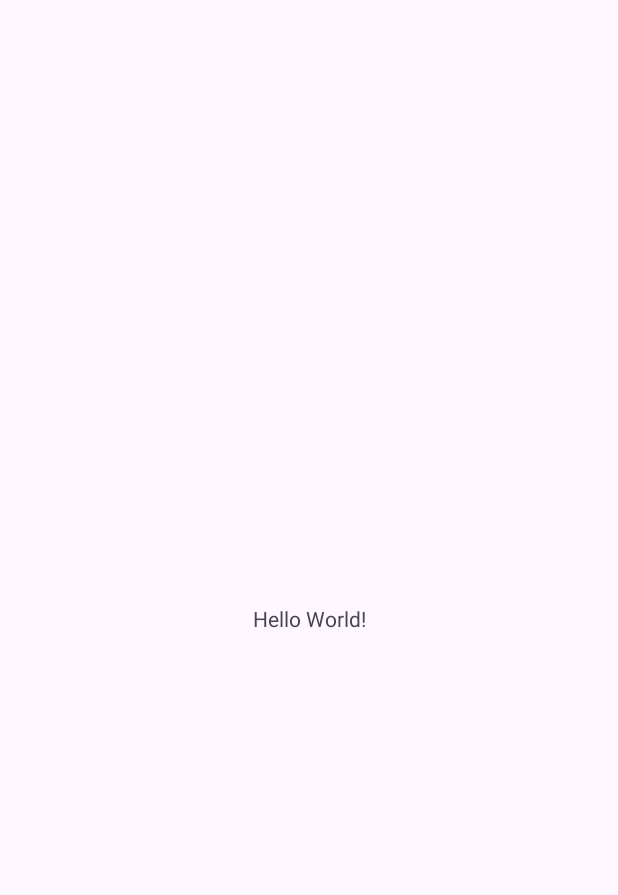
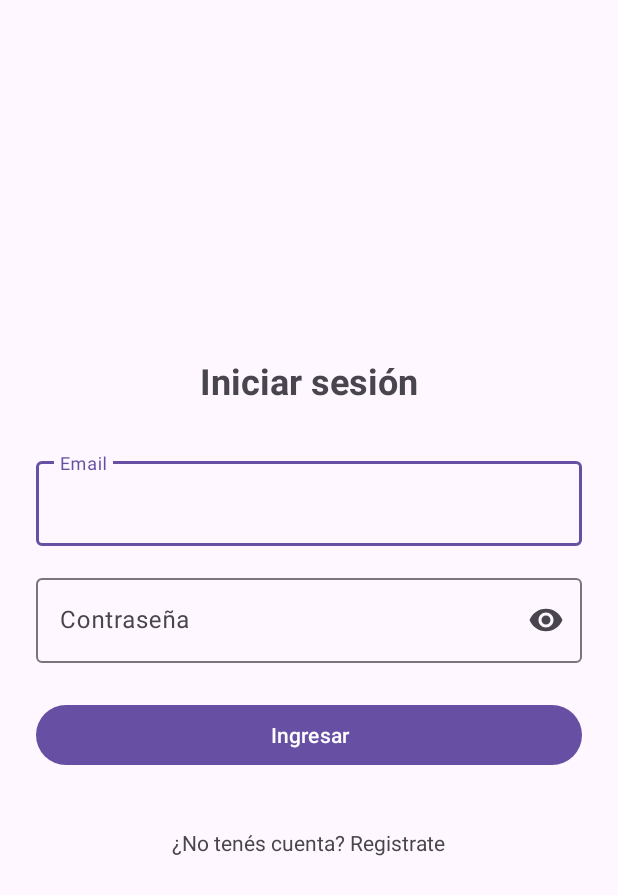
Before and after one commit to smartbooking-ivo-konstantinow/smartbooking-app, an Android app: the screen it shows after launch (MainActivity before the commit, LoginActivity after it), on a phone screen of 412 x 824 dp. Before the commit the part shown is almost empty. Shown: the top 895 px of the screen. Run offline under Robolectric (Android 15) with nearby library versions, the phone set to English and light mode, and no system bars; 2 statements that could not run were skipped.

Commit message:
feat: agrega LoginActivity con validación de campos y manejo de errores (#TK11)

```diff
--- /dev/null
+++ b/app/src/main/java/com/smartbooking/app/ui/LoginActivity.java
@@ -0,0 +1,115 @@
+package com.smartbooking.app.ui;
+
+import android.content.Intent;
+import android.os.Bundle;
+import android.util.Patterns;
+import android.view.View;
+import android.widget.Button;
+import android.widget.ProgressBar;
+import android.widget.Toast;
+
+import androidx.appcompat.app.AppCompatActivity;
+
+import com.google.android.material.textfield.TextInputEditText;
+import com.google.android.material.textfield.TextInputLayout;
+import com.smartbooking.app.R;
+import com.smartbooking.app.data.api.ApiClient;
+import com.smartbooking.app.data.api.ApiService;
+import com.smartbooking.app.data.model.LoginRequest;
+import com.smartbooking.app.data.model.LoginResponse;
+import com.smartbooking.app.data.repository.TokenManager;
+
+import retrofit2.Call;
+import retrofit2.Callback;
+import retrofit2.Response;
+
+public class LoginActivity extends AppCompatActivity {
+
+    private TextInputLayout tilEmail, tilPassword;
+    private TextInputEditText etEmail, etPassword;
+    private Button btnIngresar;
+    private ProgressBar progress;
+
+    private TokenManager tokenManager;
+    private ApiService api;
+
+    @Override
+    protected void onCreate(Bundle savedInstanceState) {
+        super.onCreate(savedInstanceState);
+        setContentView(R.layout.activity_login);
+
+        tilEmail = findViewById(R.id.tilEmail);
+        tilPassword = findViewById(R.id.tilPassword);
+        etEmail = findViewById(R.id.etEmail);
+        etPassword = findViewById(R.id.etPassword);
+        btnIngresar = findViewById(R.id.btnIngresar);
+        progress = findViewById(R.id.progress);
+
+        tokenManager = new TokenManager(this);
+        api = ApiClient.getClient(this).create(ApiService.class);
+
+        btnIngresar.setOnClickListener(v -> intentarLogin());
+    }
+
+    private void intentarLogin() {
+        tilEmail.setError(null);
+        tilPassword.setError(null);
+
+        String email = etEmail.getText().toString().trim();
+        String password = etPassword.getText().toString();
+
+        if (email.isEmpty()) {
+            tilEmail.setError("Ingresá tu email");
+            return;
+        }
+        if (!Patterns.EMAIL_ADDRESS.matcher(email).matches()) {
+            tilEmail.setError("Ingresá un email válido");
+            return;
+        }
+
+        if (password.isEmpty()) {
+            tilPassword.setError("Ingresá tu contraseña");
+            return;
+        }
+
+        setCargando(true);
+
+        api.login(new LoginRequest(email, password)).enqueue(new Callback<LoginResponse>() {
+            @Override
+            public void onResponse(Call<LoginResponse> call, Response<LoginResponse> response) {
+                setCargando(false);
+                if (response.isSuccessful() && response.body() != null) {
+                    tokenManager.guardarTokens(
+                            response.body().getAccess(),
+                            response.body().getRefresh());
+                    irAPantallaPrincipal();
+                } else if (response.code() == 401) {
+                    tilPassword.setError("Email o contraseña incorrectos");
+                } else {
+                    Toast.makeText(LoginActivity.this,
+                            "Error del servidor. Intentá más tarde.",
+                            Toast.LENGTH_LONG).show();
+                }
+            }
+
+            @Override
+            public void onFailure(Call<LoginResponse> call, Throwable t) {
+                setCargando(false);
+                Toast.makeText(LoginActivity.this,
+                        "No se pudo conectar con el servidor",
+                        Toast.LENGTH_LONG).show();
+            }
+        });
+    }
+
+    private void setCargando(boolean cargando) {
+        progress.setVisibility(cargando ? View.VISIBLE : View.GONE);
+        btnIngresar.setEnabled(!cargando);
+    }
+
+    private void irAPantallaPrincipal() {
+        Intent intent = new Intent(this, MainActivity.class);
+        intent.setFlags(Intent.FLAG_ACTIVITY_NEW_TASK | Intent.FLAG_ACTIVITY_CLEAR_TASK);
+        startActivity(intent);
+    }
+}
--- /dev/null
+++ b/app/src/main/res/layout/activity_login.xml
@@ -0,0 +1,76 @@
+<?xml version="1.0" encoding="utf-8"?>
+<ScrollView xmlns:android="http://schemas.android.com/apk/res/android"
+    android:layout_width="match_parent"
+    android:layout_height="match_parent"
+    android:fillViewport="true">
+
+    <LinearLayout
+        android:layout_width="match_parent"
+        android:layout_height="wrap_content"
+        android:orientation="vertical"
+        android:gravity="center"
+        android:padding="24dp">
+
+        <TextView
+            android:layout_width="wrap_content"
+            android:layout_height="wrap_content"
+            android:text="@string/login_titulo"
+            android:textSize="24sp"
+            android:textStyle="bold"
+            android:layout_marginBottom="32dp"
+            android:accessibilityHeading="true" />
+
+        <com.google.android.material.textfield.TextInputLayout
+            android:id="@+id/tilEmail"
+            android:layout_width="match_parent"
+            android:layout_height="wrap_content"
+            android:hint="@string/login_email">
+
+            <com.google.android.material.textfield.TextInputEditText
+                android:id="@+id/etEmail"
+                android:layout_width="match_parent"
+                android:layout_height="wrap_content"
+                android:inputType="textEmailAddress" />
+        </com.google.android.material.textfield.TextInputLayout>
+
+        <com.google.android.material.textfield.TextInputLayout
+            android:id="@+id/tilPassword"
+            android:layout_width="match_parent"
+            android:layout_height="wrap_content"
+            android:layout_marginTop="16dp"
+            android:hint="@string/login_password"
+            app:endIconMode="password_toggle"
+            xmlns:app="http://schemas.android.com/apk/res-auto">
+
+            <com.google.android.material.textfield.TextInputEditText
+                android:id="@+id/etPassword"
+                android:layout_width="match_parent"
+                android:layout_height="wrap_content"
+                android:inputType="textPassword" />
+        </com.google.android.material.textfield.TextInputLayout>
+
+        <Button
+            android:id="@+id/btnIngresar"
+            android:layout_width="match_parent"
+            android:layout_height="wrap_content"
+            android:layout_marginTop="24dp"
+            android:minHeight="48dp"
+            android:text="@string/login_boton" />
+
+        <ProgressBar
+            android:id="@+id/progress"
+            android:layout_width="wrap_content"
+            android:layout_height="wrap_content"
+            android:layout_marginTop="16dp"
+            android:visibility="gone" />
+
+        <TextView
+            android:id="@+id/tvIrRegistro"
+            android:layout_width="wrap_content"
+            android:layout_height="wrap_content"
+            android:layout_marginTop="24dp"
+            android:minHeight="48dp"
+            android:gravity="center"
+            android:text="@string/login_ir_registro" />
+    </LinearLayout>
+</ScrollView>
--- a/app/src/main/res/values/strings.xml
+++ b/app/src/main/res/values/strings.xml
@@ -1,3 +1,8 @@
 <resources>
     <string name="app_name">SmartBooking</string>
+    <string name="login_titulo">Iniciar sesión</string>
+    <string name="login_email">Email</string>
+    <string name="login_password">Contraseña</string>
+    <string name="login_boton">Ingresar</string>
+    <string name="login_ir_registro">¿No tenés cuenta? Registrate</string>
 </resources>
```
Also changed, not shown: app/src/main/AndroidManifest.xml (+6 -2 lines).
